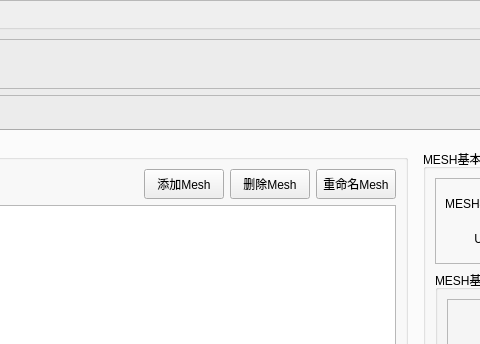
Before: the Qt Designer form widget/tktmeshdetailsframe.ui in jercylew/tkt-mesh-configure-helper, drawn with Qt 5; both pictures show x 357 to 837 and y 0 to 344 of the 1214 by 821 pixel window.
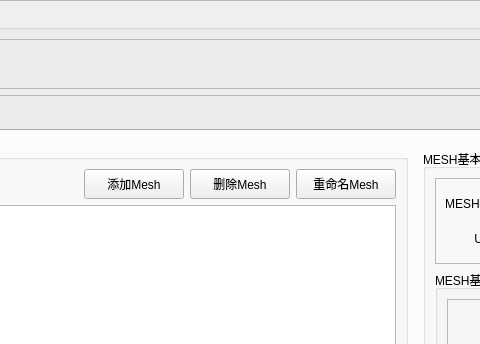
After: the same form once the commit is applied. The open tabs and pages were chosen to show the change. Custom widgets are drawn as their Qt base class.

What changed in the file:
```diff
--- a/widget/tktmeshdetailsframe.ui
+++ b/widget/tktmeshdetailsframe.ui
@@ -640,7 +640,7 @@
                        <widget class="QPushButton" name="buttonAddMesh">
                         <property name="minimumSize">
                          <size>
-                          <width>0</width>
+                          <width>100</width>
                           <height>30</height>
                          </size>
                         </property>
@@ -653,7 +653,7 @@
                        <widget class="QPushButton" name="buttonRemoveMesh">
                         <property name="minimumSize">
                          <size>
-                          <width>0</width>
+                          <width>100</width>
                           <height>30</height>
                          </size>
                         </property>
@@ -666,7 +666,7 @@
                        <widget class="QPushButton" name="buttonRenameMesh">
                         <property name="minimumSize">
                          <size>
-                          <width>0</width>
+                          <width>100</width>
                           <height>30</height>
                          </size>
                         </property>
```
Left out of the diff: 2 changed lines with no effect on the pictures.
